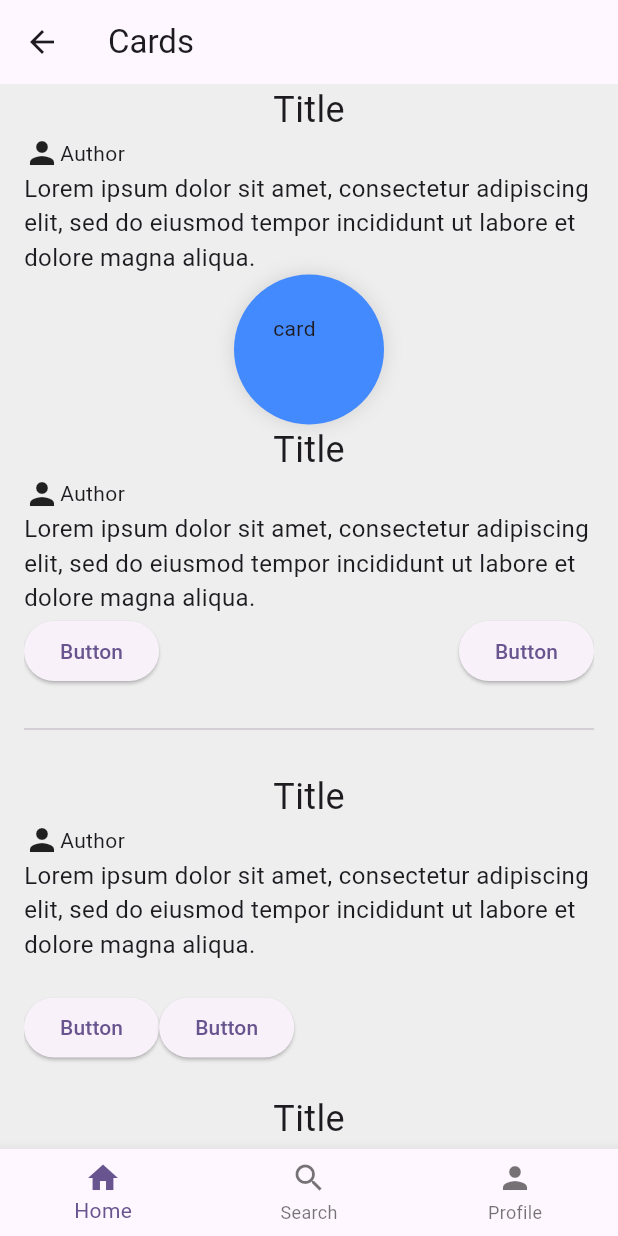
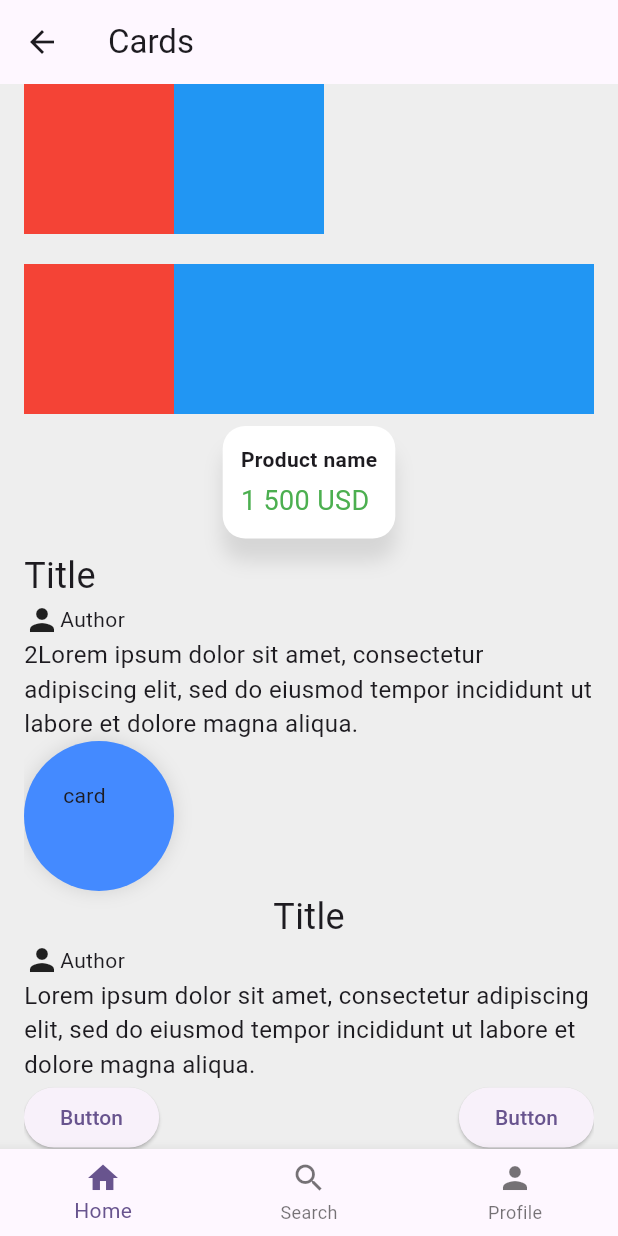
Before and after one commit to nahkar/flutter-cards, a Flutter app: the CardsPage screen opened directly, on a phone screen of 412 x 824 dp. Run offline on Flutter 3.47's test engine with Material 3 defaults, Android fonts, the phone set to English and light mode, and no system bars.

Commit message:
chore: works on styling

```diff
--- a/lib/cards_page.dart
+++ b/lib/cards_page.dart
@@ -8,32 +8,86 @@ class CardsPage extends StatelessWidget {
     return Scaffold(
       backgroundColor: Colors.grey[200],
       appBar: AppBar(title: const Text('Cards')),
-      bottomNavigationBar: BottomNavigationBar(items: const [
-        BottomNavigationBarItem(icon: Icon(Icons.home), label: 'Home'),
-        BottomNavigationBarItem(icon: Icon(Icons.search), label: 'Search'),
-        BottomNavigationBarItem(icon: Icon(Icons.person), label: 'Profile'),
-      ]),
+      bottomNavigationBar: BottomNavigationBar(
+        items: const [
+          BottomNavigationBarItem(icon: Icon(Icons.home), label: 'Home'),
+          BottomNavigationBarItem(icon: Icon(Icons.search), label: 'Search'),
+          BottomNavigationBarItem(icon: Icon(Icons.person), label: 'Profile'),
+        ],
+      ),
       body: SafeArea(
         child: Padding(
           padding: const EdgeInsets.symmetric(horizontal: 16.0, vertical: 0),
           child: SingleChildScrollView(
             child: Column(
               children: [
+                Row(
+                  children: [
+                    Container(width: 100, height: 100, color: Colors.red),
+                    Container(width: 100, height: 100, color: Colors.blue),
+                  ],
+                ),
+                SizedBox(height: 20),
+                Row(
+                  children: [
+                    Container(width: 100, height: 100, color: Colors.red),
+                    Expanded(child: Container(height: 100, color: Colors.blue)),
+                  ],
+                ),
+                Container(
+                  margin: const EdgeInsets.all(8.0),
+                  padding: const EdgeInsets.all(12.0),
+                  decoration: BoxDecoration(
+                    color: Colors.white,
+                    borderRadius: BorderRadius.circular(15),
+                    boxShadow: [
+                      BoxShadow(
+                        color: Colors.black.withOpacity(0.1),
+                        blurRadius: 10,
+                        offset: const Offset(0, 15),
+                      ),
+                    ],
+                  ),
+
+                  child: Column(
+                    crossAxisAlignment: CrossAxisAlignment.start,
+                    children: [
+                      const Text(
+                        'Product name',
+                        style: TextStyle(fontWeight: FontWeight.bold),
+                      ),
+                      const SizedBox(height: 5),
+                      const Text(
+                        '1 500 USD',
+                        style: TextStyle(color: Colors.green, fontSize: 18),
+                      ),
+                    ],
+                  ),
+                ),
                 Column(
+                  mainAxisAlignment: MainAxisAlignment.start,
+                  crossAxisAlignment: CrossAxisAlignment.start,
                   children: [
                     const Text('Title', style: TextStyle(fontSize: 24)),
                     const Row(children: [Icon(Icons.person), Text('Author')]),
                     const Text(
-                      'Lorem ipsum dolor sit amet, consectetur adipiscing elit, sed do eiusmod tempor incididunt ut labore et dolore magna aliqua.',
+                      '2Lorem ipsum dolor sit amet, consectetur adipiscing elit, sed do eiusmod tempor incididunt ut labore et dolore magna aliqua.',
                       style: TextStyle(fontSize: 16),
                     ),
                     Container(
                       padding: const EdgeInsets.all(26.0),
-                      constraints: BoxConstraints(maxWidth: 200, maxHeight: 200, minWidth: 100, minHeight: 100),
+                      constraints: BoxConstraints(
+                        maxWidth: 200,
+                        maxHeight: 200,
+                        minWidth: 100,
+                        minHeight: 100,
+                      ),
                       decoration: BoxDecoration(
                         color: Colors.blueAccent,
                         borderRadius: BorderRadius.circular(100),
-                        boxShadow: [BoxShadow(color: Colors.black12, blurRadius:10)],
+                        boxShadow: [
+                          BoxShadow(color: Colors.black12, blurRadius: 10),
+                        ],
                       ),
                       child: const Text('card'),
                     ),
@@ -50,10 +104,16 @@ class CardsPage extends StatelessWidget {
                   ],
                 ),
                 Row(
-                   mainAxisAlignment: MainAxisAlignment.spaceBetween,
+                  mainAxisAlignment: MainAxisAlignment.spaceBetween,
                   children: [
-                    ElevatedButton(onPressed: () {}, child: const Text('Button')),
-                    ElevatedButton(onPressed: () {}, child: const Text('Button')),
+                    ElevatedButton(
+                      onPressed: () {},
+                      child: const Text('Button'),
+                    ),
+                    ElevatedButton(
+                      onPressed: () {},
+                      child: const Text('Button'),
+                    ),
                   ],
                 ),
                 const SizedBox(height: 20),
@@ -72,8 +132,14 @@ class CardsPage extends StatelessWidget {
                 const SizedBox(height: 20),
                 Row(
                   children: [
-                    ElevatedButton(onPressed: () {}, child: const Text('Button')),
-                    ElevatedButton(onPressed: () {}, child: const Text('Button')),
+                    ElevatedButton(
+                      onPressed: () {},
+                      child: const Text('Button'),
+                    ),
+                    ElevatedButton(
+                      onPressed: () {},
+                      child: const Text('Button'),
+                    ),
                   ],
                 ),
                 const SizedBox(height: 20),
@@ -90,8 +156,14 @@ class CardsPage extends StatelessWidget {
                 const SizedBox(height: 20),
                 Row(
                   children: [
-                    ElevatedButton(onPressed: () {}, child: const Text('Button')),
-                    ElevatedButton(onPressed: () {}, child: const Text('Button')),
+                    ElevatedButton(
+                      onPressed: () {},
+                      child: const Text('Button'),
+                    ),
+                    ElevatedButton(
+                      onPressed: () {},
+                      child: const Text('Button'),
+                    ),
                   ],
                 ),
               ],
```
